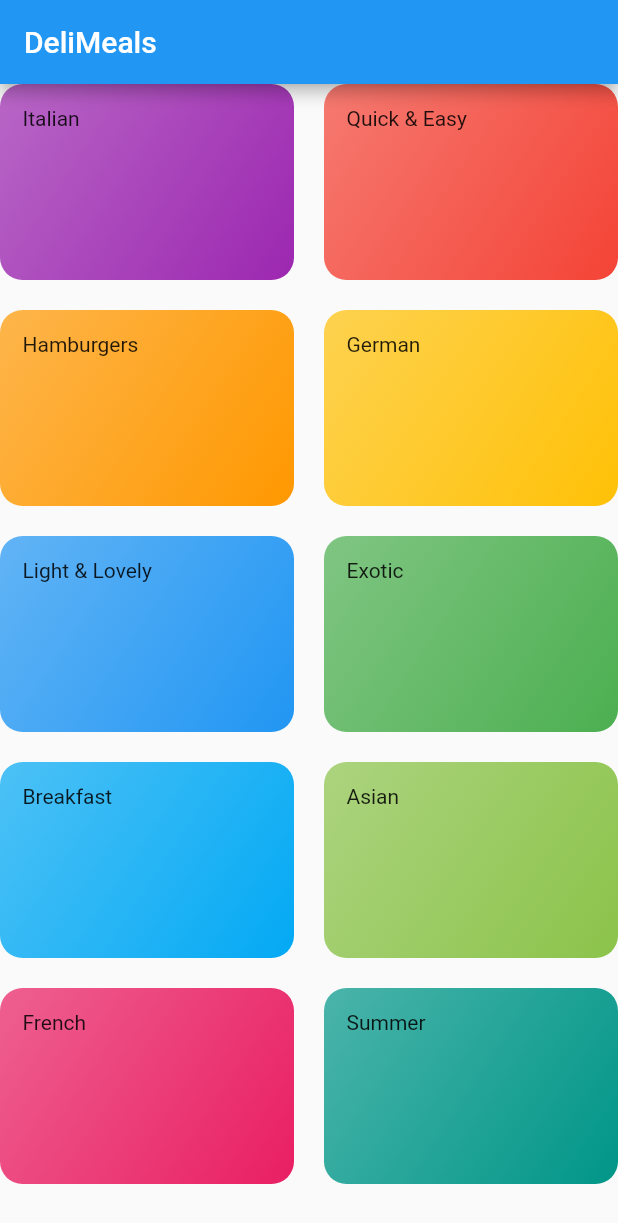
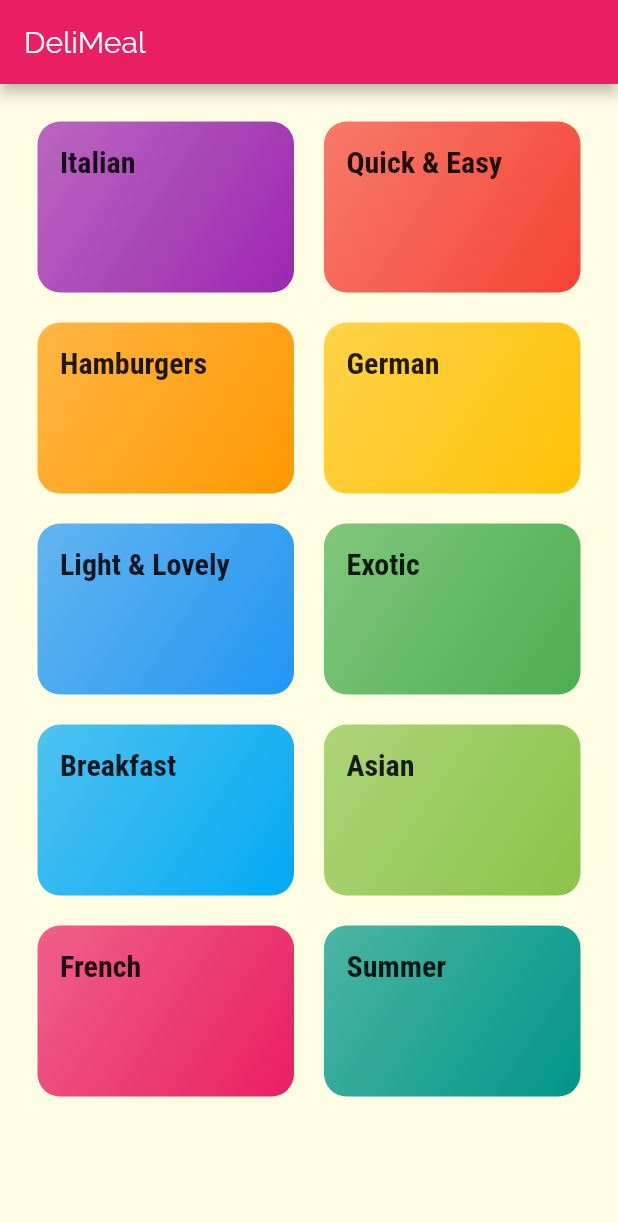
Before and after one commit to DkRunker/meals_app, a Flutter app: the screen it shows after launch, on a phone screen of 412 x 824 dp. Shown: the top 1223 px of the screen. Run offline on Flutter 3.47's test engine with Material 2 defaults, Android fonts, the phone set to English and light mode, and no system bars.

Commit message:
Add Themes and basic Navigation

```diff
--- a/lib/categories_screen.dart
+++ b/lib/categories_screen.dart
@@ -7,9 +7,11 @@ class CategoriesScreen extends StatelessWidget {
   @override
   Widget build(BuildContext context) {
     return GridView(
+      padding: const EdgeInsets.all(25),
       children: DUMMY_CATEGORIES
           .map(
             (catData) => CategoryItem(
+              catData.id,
               catData.title,
               catData.color,
             ),
--- a/lib/category_item.dart
+++ b/lib/category_item.dart
@@ -1,22 +1,47 @@
 import 'package:flutter/material.dart';
 
+import './catogory_meals_screen.dart';
+
 class CategoryItem extends StatelessWidget {
+  final String id;
   final String title;
   final Color color;
 
-  CategoryItem(this.title, this.color);
+  CategoryItem(this.id, this.title, this.color);
+
+  void selectCategory(BuildContext ctx) {
+    Navigator.of(ctx).pushNamed(
+      '/category-meals',
+      arguments: {
+        'id': id,
+        'title': title,
+      },
+    );
+  }
 
   @override
   Widget build(BuildContext context) {
-    return Container(
-      padding: const EdgeInsets.all(15),
-      child: Text(title),
-      decoration: BoxDecoration(
-          gradient: LinearGradient(
-              colors: [color.withOpacity(0.7), color],
+    return InkWell(
+      onTap: () => selectCategory(context),
+      splashColor: Theme.of(context).primaryColor,
+      borderRadius: BorderRadius.circular(15),
+      child: Container(
+        padding: const EdgeInsets.all(15),
+        child: Text(
+          title,
+          style: Theme.of(context).textTheme.title,
+        ),
+        decoration: BoxDecoration(
+            gradient: LinearGradient(
+              colors: [
+                color.withOpacity(0.7),
+                color,
+              ],
               begin: Alignment.topLeft,
-              end: Alignment.bottomRight),
-          borderRadius: BorderRadius.circular(15)),
+              end: Alignment.bottomRight,
+            ),
+            borderRadius: BorderRadius.circular(15)),
+      ),
     );
   }
 }
--- a/lib/main.dart
+++ b/lib/main.dart
@@ -1,5 +1,6 @@
 import 'package:flutter/material.dart';
 
+import './catogory_meals_screen.dart';
 import './categories_screen.dart';
 
 void main() => runApp(MyApp());
@@ -10,9 +11,28 @@ class MyApp extends StatelessWidget {
     return MaterialApp(
       title: 'DeliMeals',
       theme: ThemeData(
-        primarySwatch: Colors.blue,
+        primarySwatch: Colors.pink,
+        accentColor: Colors.amber,
+        canvasColor: Color.fromRGBO(255, 254, 229, 1),
+        fontFamily: 'Raleway',
+        textTheme: ThemeData.light().textTheme.copyWith(
+              body1: TextStyle(
+                color: Color.fromRGBO(20, 51, 51, 1),
+              ),
+              body2: TextStyle(
+                color: Color.fromRGBO(20, 51, 51, 1),
+              ),
+              title: TextStyle(
+                fontFamily: 'RobotoCondensed',
+                fontSize: 20,
+                fontWeight: FontWeight.bold,
+              ),
+            ),
       ),
       home: MyHomePage(),
+      routes: {
+        '/category-meals': (ctx) => CategoryMealsScreen(),
+      },
     );
   }
 }
@@ -25,12 +45,11 @@ class MyHomePage extends StatefulWidget {
 }
 
 class _MyHomePageState extends State<MyHomePage> {
-
   @override
   Widget build(BuildContext context) {
     return Scaffold(
       appBar: AppBar(
-        title: Text("DeliMeals"),
+        title: const Text("DeliMeal"),
       ),
       body: Center(
         child: CategoriesScreen(),
```
Also changed, not shown: lib/catogory_meals_screen.dart (added, +25 -0 lines), pubspec.yaml (+17 -6 lines), assets/fonts/Raleway-Black.ttf (added), assets/fonts/Raleway-Bold.ttf (added), assets/fonts/Raleway-Regular.ttf (added), assets/fonts/RobotoCondensed-Bold.ttf (added), assets/fonts/RobotoCondensed-Italic.ttf (added), assets/fonts/RobotoCondensed-Light.ttf (added), assets/fonts/RobotoCondensed-Regular.ttf (added).
